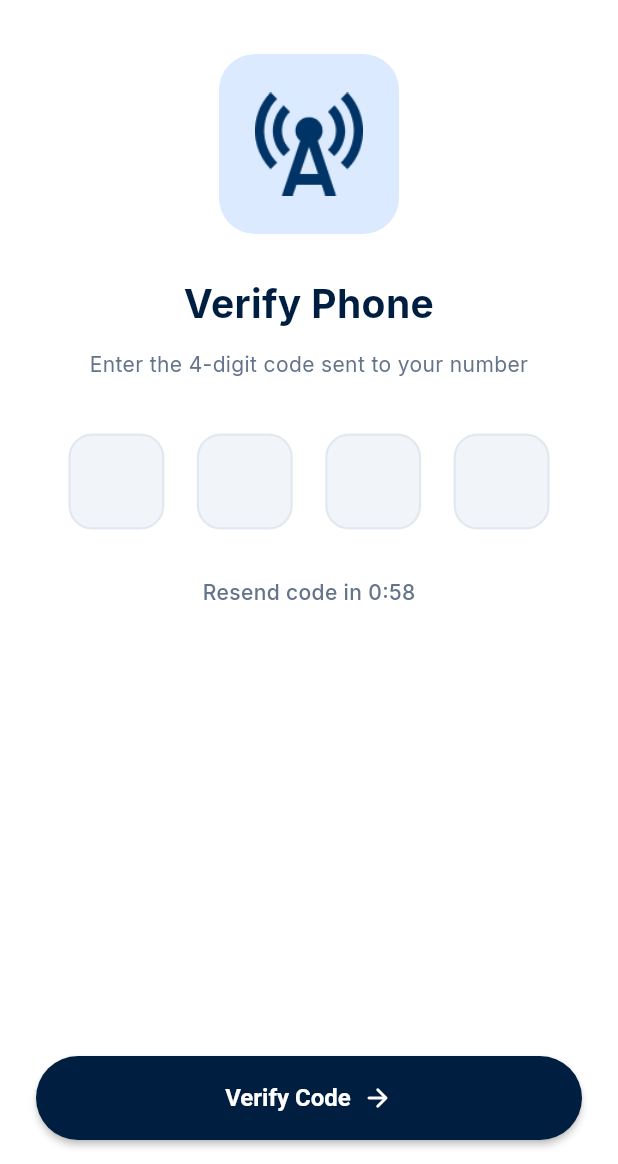
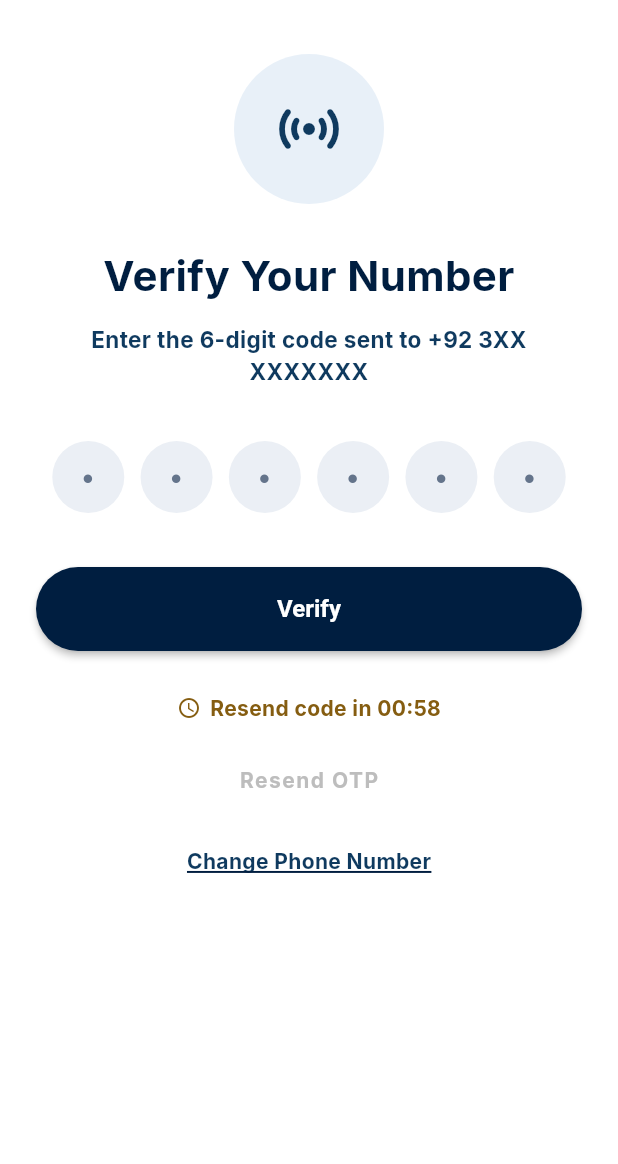
Before and after one commit to aliMuradFortex/king-mobile, a Flutter app: the ForgotPasswordVerifyView screen opened by its route, on a phone screen of 412 x 824 dp, the part 72-1236 px from its top. Run offline on Flutter 3.47's test engine with Material 3 defaults, Android fonts, the phone set to English and light mode, and no system bars; our stand-ins replace get, go_router, google_fonts.

Commit message:
final fixes

```diff
--- a/lib/core/routing/app_router.dart
+++ b/lib/core/routing/app_router.dart
@@ -138,15 +138,17 @@ class AppRouter {
         },
       ),
       GoRoute(
-        path: '/forgot-password-verify',
+        path: '/verify-phone',
         builder: (BuildContext context, GoRouterState state) {
-          return const ForgotPasswordVerifyView();
+          final flow = state.uri.queryParameters['flow'] ?? 'recovery';
+          return ForgotPasswordVerifyView(flow: flow);
         },
       ),
       GoRoute(
         path: '/verification-complete',
         builder: (BuildContext context, GoRouterState state) {
-          return const VerificationCompletedView();
+          final flow = state.uri.queryParameters['flow'] ?? 'recovery';
+          return VerificationCompletedView(flow: flow);
         },
       ),
       GoRoute(
--- a/lib/features/auth/presentation/views/register_view.dart
+++ b/lib/features/auth/presentation/views/register_view.dart
@@ -24,7 +24,7 @@ class RegisterView extends StatelessWidget {
           icon: const Icon(Icons.arrow_back, color: AppColors.primary),
           onPressed: () {
             // Navigate back to onboarding (placeholder for user backtracking)
-            Get.back();
+            Navigator.of(context).pop();
           },
         ),
       ),
@@ -146,9 +146,8 @@ class RegisterView extends StatelessWidget {
                 }),
                 const SizedBox(height: 48),
 
-                // 8. Continue Button
                 ElevatedButton(
-                  onPressed: controller.submit,
+                  onPressed: () => controller.submit(context),
                   style: ElevatedButton.styleFrom(
                     backgroundColor: AppColors.primary,
                     foregroundColor: Colors.white,
--- a/lib/features/brands/presentation/widgets/category_chips.dart
+++ b/lib/features/brands/presentation/widgets/category_chips.dart
@@ -13,6 +13,7 @@ class CategoryChips extends StatelessWidget {
     return SizedBox(
       height: 48,
       child: Obx(() {
+        final _ = controller.selectedCategory.value;
         return ListView.builder(
           scrollDirection: Axis.horizontal,
           padding: const EdgeInsets.symmetric(horizontal: 20, vertical: 6),
--- a/lib/features/brands/presentation/widgets/spec_chip.dart
+++ b/lib/features/brands/presentation/widgets/spec_chip.dart
@@ -16,7 +16,6 @@ class SpecChip extends StatelessWidget {
   @override
   Widget build(BuildContext context) {
     return Container(
-      width: 104,
       padding: const EdgeInsets.symmetric(horizontal: 8, vertical: 14),
       decoration: BoxDecoration(
         color: const Color(0xFFF8FAFC),
--- a/lib/features/home/presentation/widgets/filter_bottom_sheet.dart
+++ b/lib/features/home/presentation/widgets/filter_bottom_sheet.dart
@@ -43,7 +43,7 @@ class FilterBottomSheet extends StatelessWidget {
                     ),
               ),
               GestureDetector(
-                onTap: () => Get.back(),
+                onTap: () => Navigator.of(context).pop(),
                 child: Image.asset(
                   AppAssets.cross,
                   width: 24,
@@ -144,7 +144,7 @@ class FilterBottomSheet extends StatelessWidget {
                 child: ElevatedButton(
                   onPressed: () {
                     controller.commitFilters();
-                    Get.back();
+                    Navigator.of(context).pop();
                   },
                   style: ElevatedButton.styleFrom(
                     backgroundColor: AppColors.primary,
--- a/lib/features/home/presentation/widgets/home_nav_bar.dart
+++ b/lib/features/home/presentation/widgets/home_nav_bar.dart
@@ -11,8 +11,10 @@ class HomeNavBar extends StatelessWidget {
   Widget build(BuildContext context) {
     final controller = Get.find<HomeController>();
 
+    final bottomPadding = MediaQuery.of(context).padding.bottom;
+
     return Container(
-      height: 80,
+      height: 80 + bottomPadding,
       decoration: BoxDecoration(
         color: Colors.white,
         borderRadius: const BorderRadius.only(
--- a/lib/features/profile/presentation/controllers/forgot_password_verify_controller.dart
+++ b/lib/features/profile/presentation/controllers/forgot_password_verify_controller.dart
@@ -4,11 +4,12 @@ import 'package:get/get.dart';
 import 'package:go_router/go_router.dart';
 
 class ForgotPasswordVerifyController extends GetxController {
-  final List<TextEditingController> controllers = List.generate(4, (_) => TextEditingController());
-  final List<FocusNode> focusNodes = List.generate(4, (_) => FocusNode());
+  final List<TextEditingController> controllers = List.generate(6, (_) => TextEditingController());
+  final List<FocusNode> focusNodes = List.generate(6, (_) => FocusNode());
 
   final RxInt timerSeconds = 59.obs;
   Timer? _timer;
+  final RxString flow = 'recovery'.obs;
 
   @override
   void onInit() {
@@ -41,7 +42,7 @@ class ForgotPasswordVerifyController extends GetxController {
 
   void onDigitChanged(int index, String value) {
     if (value.isNotEmpty) {
-      if (index < 3) {
+      if (index < 5) {
         focusNodes[index + 1].requestFocus();
       } else {
         focusNodes[index].unfocus();
@@ -55,10 +56,10 @@ class ForgotPasswordVerifyController extends GetxController {
 
   void verifyCode(BuildContext context) {
     final code = controllers.map((c) => c.text).join();
-    if (code.length < 4) {
+    if (code.length < 6) {
       Get.snackbar(
         'Invalid Code',
-        'Please enter the full 4-digit code.',
+        'Please enter the full 6-digit code.',
         snackPosition: SnackPosition.BOTTOM,
         backgroundColor: Colors.red.shade600,
         colorText: Colors.white,
@@ -66,8 +67,8 @@ class ForgotPasswordVerifyController extends GetxController {
       return;
     }
 
-    // Go to verification complete screen
-    context.push('/verification-complete');
+    // Go to verification complete screen with flow parameter
+    context.push('/verification-complete?flow=${flow.value}');
   }
 
   @override
--- a/lib/features/profile/presentation/controllers/recover_account_controller.dart
+++ b/lib/features/profile/presentation/controllers/recover_account_controller.dart
@@ -26,7 +26,7 @@ class RecoverAccountController extends GetxController {
       colorText: Colors.white,
     );
 
-    context.push('/forgot-password-verify');
+    context.push('/verify-phone?flow=recovery');
   }
 
   @override
--- a/lib/features/profile/presentation/controllers/set_new_password_controller.dart
+++ b/lib/features/profile/presentation/controllers/set_new_password_controller.dart
@@ -28,7 +28,7 @@ class SetNewPasswordController extends GetxController {
   void checkPassword(String val) {
     hasMinLength.value = val.length >= 8;
     hasNumber.value = val.contains(RegExp(r'[0-9]'));
-    hasSpecialChar.value = val.contains(RegExp(r'[!@#$%^&*(),.?":{}|<>_#\-+=[]\/~`|]'));
+    hasSpecialChar.value = val.contains(RegExp(r'[^a-zA-Z0-9]'));
 
     int score = 0;
     if (hasMinLength.value) score++;
--- a/lib/features/profile/presentation/views/forgot_password_verify_view.dart
+++ b/lib/features/profile/presentation/views/forgot_password_verify_view.dart
@@ -2,15 +2,20 @@ import 'package:flutter/material.dart';
 import 'package:get/get.dart';
 import '../../../../core/constants/app_colors.dart';
 import '../../../../core/constants/app_strings.dart';
-import '../../../../core/constants/app_assets.dart';
 import '../controllers/forgot_password_verify_controller.dart';
 
 class ForgotPasswordVerifyView extends StatelessWidget {
-  const ForgotPasswordVerifyView({super.key});
+  final String flow;
+
+  const ForgotPasswordVerifyView({
+    super.key,
+    required this.flow,
+  });
 
   @override
   Widget build(BuildContext context) {
     final controller = Get.put(ForgotPasswordVerifyController());
+    controller.flow.value = flow;
 
     return Scaffold(
       backgroundColor: Colors.white,
@@ -57,24 +62,19 @@ class ForgotPasswordVerifyView extends StatelessWidget {
                   children: [
                     const SizedBox(height: 16),
 
-                    // 1. Center Image Illustration
+                    // 1. Center Wireless Antenna Icon (matches Mockup)
                     Center(
                       child: Container(
-                        width: 120,
-                        height: 120,
-                        decoration: BoxDecoration(
-                          color: const Color(0xFFDBEAFE),
-                          borderRadius: BorderRadius.circular(24),
+                        width: 100,
+                        height: 100,
+                        decoration: const BoxDecoration(
+                          color: Color(0xFFE8F0F8), // Light blue base
+                          shape: BoxShape.circle,
                         ),
-                        padding: const EdgeInsets.all(24.0),
-                        child: Image.asset(
-                          AppAssets.verifyNumber,
-                          fit: BoxFit.contain,
-                          errorBuilder: (context, error, stackTrace) => const Icon(
-                            Icons.lock_person_rounded,
-                            color: Color(0xFF1E3A8A),
-                            size: 64,
-                          ),
+                        child: const Icon(
+                          Icons.sensors_rounded, // Antenna/wireless representation
+                          color: Color(0xFF0F3A5F),
+                          size: 48,
                         ),
                       ),
                     ),
@@ -82,11 +82,11 @@ class ForgotPasswordVerifyView extends StatelessWidget {
 
                     // 2. Title & Description
                     const Text(
-                      AppStrings.verifyPhoneTitle,
+                      'Verify Your Number',
                       textAlign: TextAlign.center,
                       style: TextStyle(
                         color: AppColors.primary,
-                        fontSize: 26,
+                        fontSize: 28,
                         fontWeight: FontWeight.bold,
                       ),
                     ),
@@ -94,32 +94,30 @@ class ForgotPasswordVerifyView extends StatelessWidget {
                     const Padding(
                       padding: EdgeInsets.symmetric(horizontal: 16.0),
                       child: Text(
-                        AppStrings.verifyPhoneSub,
+                        'Enter the 6-digit code sent to +92 3XX XXXXXXX',
                         textAlign: TextAlign.center,
                         style: TextStyle(
-                          color: Color(0xFF64748B),
-                          fontSize: 14,
+                          color: Color(0xFF0F3A5F), // Slate/Navy color matching mockup
+                          fontSize: 15,
+                          fontWeight: FontWeight.bold,
                           height: 1.4,
                         ),
                       ),
                     ),
                     const SizedBox(height: 36),
 
-                    // 3. OTP Fields Row
+                    // 3. OTP 6-Circle Fields Row
                     Row(
                       mainAxisAlignment: MainAxisAlignment.spaceEvenly,
-                      children: List.generate(4, (index) {
+                      children: List.generate(6, (index) {
                         return Container(
-                          width: 64,
-                          height: 64,
+                          width: 48,
+                          height: 48,
                           decoration: BoxDecoration(
-                            color: const Color(0xFFF1F5F9),
-                            borderRadius: BorderRadius.circular(16),
-                            border: Border.all(
-                              color: const Color(0xFFE2E8F0),
-                              width: 1.5,
+                            color: const Color(0xFFE2E8F0).withValues(alpha: 0.7),
+                            shape: BoxShape.circle,
                           ),
-                          ),
+                          child: Center(
                             child: TextField(
                               controller: controller.controllers[index],
                               focusNode: controller.focusNodes[index],
@@ -128,58 +126,30 @@ class ForgotPasswordVerifyView extends StatelessWidget {
                               maxLength: 1,
                               style: const TextStyle(
                                 color: AppColors.primary,
-                              fontSize: 22,
+                                fontSize: 18,
                                 fontWeight: FontWeight.bold,
                               ),
                               decoration: const InputDecoration(
                                 counterText: '',
+                                hintText: '•',
+                                hintStyle: TextStyle(
+                                  color: Color(0xFF64748B),
+                                  fontSize: 18,
+                                ),
                                 border: InputBorder.none,
+                                contentPadding: EdgeInsets.zero,
+                                isDense: true,
                               ),
                               onChanged: (value) => controller.onDigitChanged(index, value),
+                            ),
                           ),
                         );
                       }),
                     ),
-                    const SizedBox(height: 32),
+                    const SizedBox(height: 36),
 
-                    // 4. Timer / Resend Code
-                    Obx(() {
-                      final seconds = controller.timerSeconds.value;
-                      return Center(
-                        child: seconds > 0
-                            ? Text(
-                                'Resend code in 0:${seconds.toString().padLeft(2, '0')}',
-                                style: const TextStyle(
-                                  color: Color(0xFF64748B),
-                                  fontSize: 14,
-                                  fontWeight: FontWeight.w500,
-                                ),
-                              )
-                            : TextButton(
-                                onPressed: controller.resendOtp,
-                                style: TextButton.styleFrom(
-                                  foregroundColor: AppColors.primary,
-                                ),
-                                child: const Text(
-                                  'Resend Code',
-                                  style: TextStyle(
-                                    fontSize: 14,
-                                    fontWeight: FontWeight.bold,
-                                    decoration: TextDecoration.underline,
-                                  ),
-                                ),
-                              ),
-                      );
-                    }),
-                  ],
-                ),
-              ),
-            ),
-
-            // 5. Verify Button
-            Padding(
-              padding: const EdgeInsets.symmetric(horizontal: 24.0, vertical: 16.0),
-              child: SizedBox(
+                    // 4. Verify Button
+                    SizedBox(
                       width: double.infinity,
                       height: 56,
                       child: ElevatedButton(
@@ -191,25 +161,81 @@ class ForgotPasswordVerifyView extends StatelessWidget {
                           ),
                           elevation: 2,
                         ),
-                  child: Row(
-                    mainAxisAlignment: MainAxisAlignment.center,
-                    children: const [
-                      Text(
-                        'Verify Code',
+                        child: const Text(
+                          'Verify',
                           style: TextStyle(
                             color: Colors.white,
                             fontSize: 16,
                             fontWeight: FontWeight.bold,
                           ),
                         ),
-                      SizedBox(width: 8),
-                      Icon(
-                        Icons.arrow_forward_rounded,
-                        color: Colors.white,
-                        size: 20,
+                      ),
+                    ),
+                    const SizedBox(height: 28),
+
+                    // 5. Timer with Clock Icon
+                    Obx(() {
+                      final seconds = controller.timerSeconds.value;
+                      return Row(
+                        mainAxisAlignment: MainAxisAlignment.center,
+                        children: [
+                          const Icon(
+                            Icons.access_time,
+                            color: Color(0xFF855D11), // Goldish timer icon
+                            size: 16,
+                          ),
+                          const SizedBox(width: 6),
+                          Text(
+                            'Resend code in 00:${seconds.toString().padLeft(2, '0')}',
+                            style: const TextStyle(
+                              color: Color(0xFF855D11),
+                              fontSize: 14,
+                              fontWeight: FontWeight.bold,
+                            ),
                           ),
                         ],
+                      );
+                    }),
+                    const SizedBox(height: 14),
+
+                    // 6. Resend OTP Link
+                    Obx(() {
+                      final seconds = controller.timerSeconds.value;
+                      return Center(
+                        child: TextButton(
+                          onPressed: seconds > 0 ? null : controller.resendOtp,
+                          child: Text(
+                            'Resend OTP',
+                            style: TextStyle(
+                              color: seconds > 0 ? Colors.grey.shade400 : AppColors.primary,
+                              fontSize: 14,
+                              fontWeight: FontWeight.bold,
                             ),
+                          ),
+                        ),
+                      );
+                    }),
+                    const SizedBox(height: 12),
+
+                    // 7. Change Phone Number Link
+                    Center(
+                      child: InkWell(
+                        onTap: () => Navigator.of(context).pop(),
+                        child: const Padding(
+                          padding: EdgeInsets.symmetric(horizontal: 16.0, vertical: 8.0),
+                          child: Text(
+                            'Change Phone Number',
+                            style: TextStyle(
+                              color: Color(0xFF0F3A5F),
+                              fontSize: 14,
+                              fontWeight: FontWeight.bold,
+                              decoration: TextDecoration.underline,
+                            ),
+                          ),
+                        ),
+                      ),
+                    ),
+                  ],
                 ),
               ),
             ),
```
Also changed, not shown: lib/features/auth/presentation/controllers/register_controller.dart (+4 -5 lines), lib/features/brands/presentation/views/product_detail_view.dart (+14 -25 lines), lib/features/profile/presentation/views/verification_completed_view.dart (+19 -6 lines), lib/main.dart (+5 -2 lines). Lines whose indentation alone changed are shown as unchanged.
